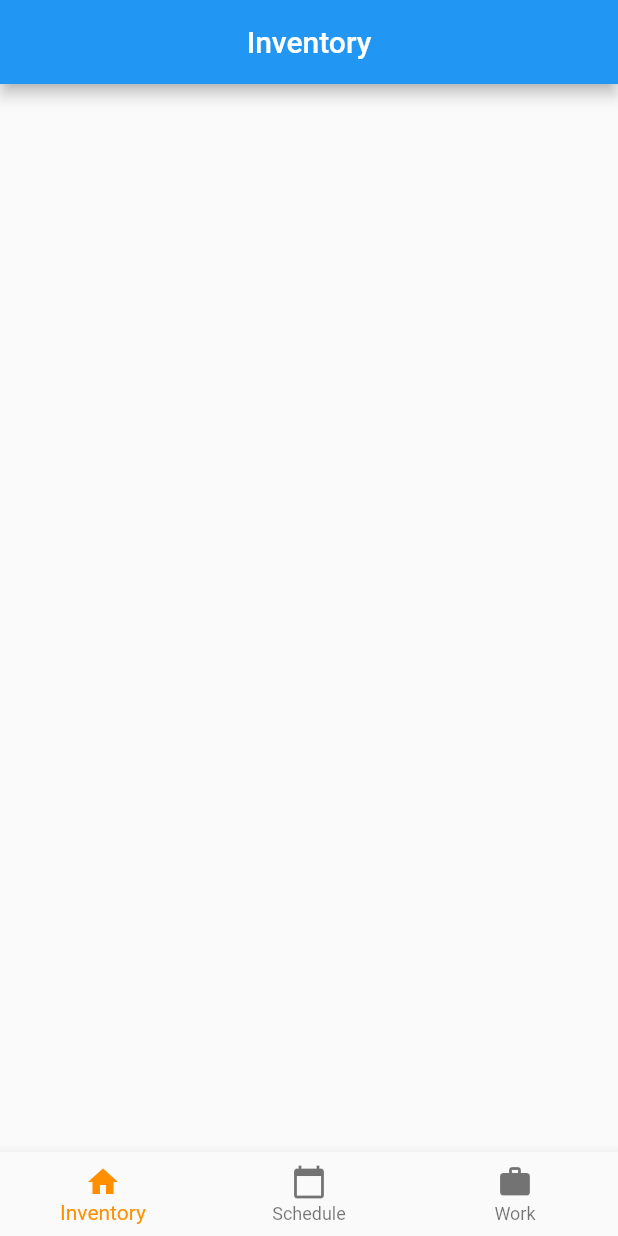
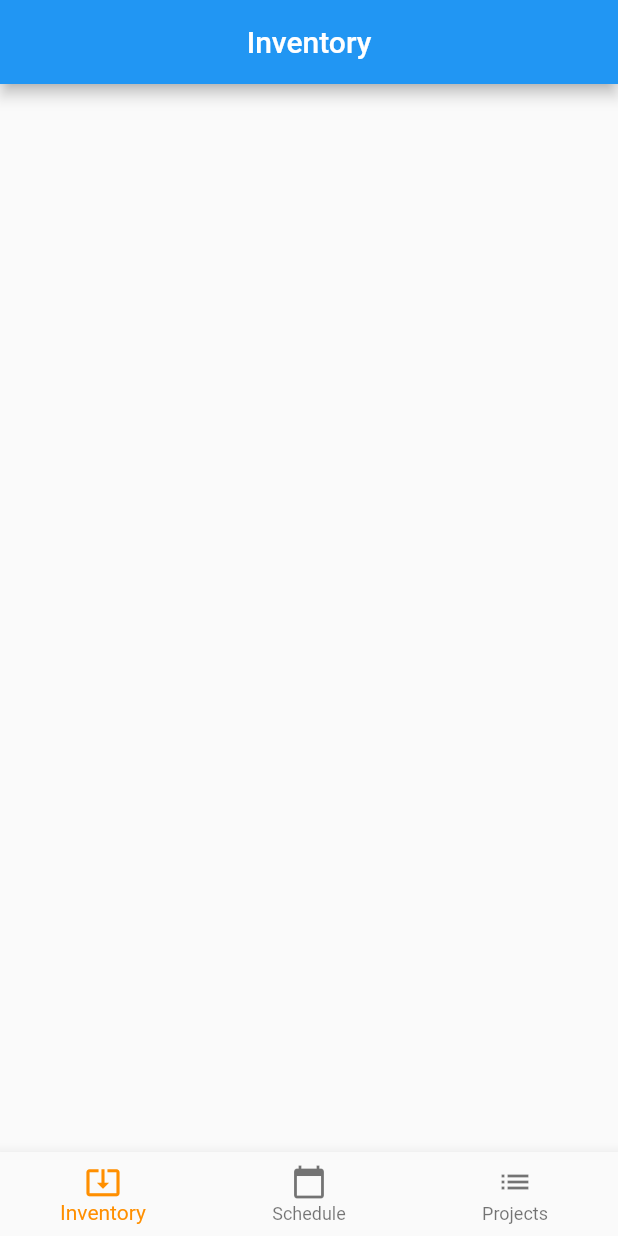
Before and after one commit to N3RDCLASH/eye4, a Flutter app: the screen it shows after launch, on a phone screen of 412 x 824 dp. Run offline on Flutter 3.47's test engine with Material 2 defaults, Android fonts, the phone set to English and light mode, and no system bars.

Commit message:
app layout

```diff
--- a/lib/screens/home_screen.dart
+++ b/lib/screens/home_screen.dart
@@ -36,7 +36,7 @@ class HomeState extends State<Home> {
       bottomNavigationBar: BottomNavigationBar(
         items: const <BottomNavigationBarItem>[
           BottomNavigationBarItem(
-            icon: Icon(Icons.home),
+            icon: Icon(Icons.system_update_alt),
             title: Text('Inventory'),
           ),
           BottomNavigationBarItem(
@@ -44,8 +44,8 @@ class HomeState extends State<Home> {
             title: Text('Schedule'),
           ),
           BottomNavigationBarItem(
-            icon: Icon(Icons.work),
-            title: Text('Work'),
+            icon: Icon(Icons.list),
+            title: Text('Projects'),
           ),
         ],
         currentIndex: _selectedIndex,
--- a/lib/screens/inventory_screen.dart
+++ b/lib/screens/inventory_screen.dart
@@ -12,10 +12,14 @@ class InventoryState extends State<Inventory> {
     // TODO: implement build
     return Scaffold(
       appBar: AppBar(
-        title: Center(child:
-          Text('Inventory'),
-        ),
+        title: Center(child: Text('Inventory')),
       ),
+      body: Center(
+          child: Column(
+        children: <Widget>[
+
+        ],
+      )),
     );
   }
 }
--- a/pubspec.yaml
+++ b/pubspec.yaml
@@ -19,7 +19,6 @@ environment:
 dependencies:
   flutter:
     sdk: flutter
-
 
   #third party packages
   firebase_core: ^0.4.3+1
@@ -45,7 +44,9 @@ flutter:
   # the material Icons class.
   uses-material-design: true
   # To add assets to your application, add an assets section, like this:
-  # assets:
+  assets:
+    - assets/images/
+
   #  - images/a_dot_burr.jpeg
   #  - images/a_dot_ham.jpeg
   # An image asset can refer to one or more resolution-specific "variants", see
```
Also changed, not shown: assets/images/Rectangle 10.png (added).
